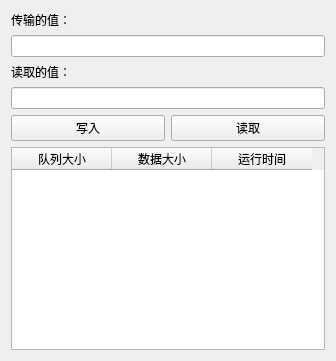
Old version of the form Process/MessageQueuesB.ui in the repository 3737cc/C-C--.
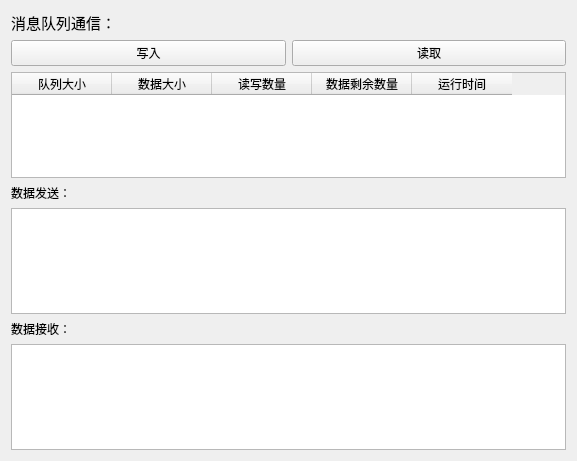
New version of the form.

What changed in the file:
```diff
--- a/Process/MessageQueuesB.ui
+++ b/Process/MessageQueuesB.ui
@@ -6,8 +6,8 @@
    <rect>
     <x>0</x>
     <y>0</y>
-    <width>336</width>
-    <height>361</height>
+    <width>577</width>
+    <height>461</height>
    </rect>
   </property>
   <property name="windowTitle">
@@ -16,25 +16,17 @@
   <widget class="QWidget" name="centralWidget">
    <layout class="QVBoxLayout" name="verticalLayout">
     <item>
-     <widget class="QLabel" name="valueInputLabel">
-      <property name="text">
-       <string>传输的值：</string>
+     <widget class="QLabel" name="label">
+      <property name="font">
+       <font>
+        <pointsize>11</pointsize>
+       </font>
       </property>
-     </widget>
-    </item>
-    <item>
-     <widget class="QLineEdit" name="valueInput"/>
-    </item>
-    <item>
-     <widget class="QLabel" name="valueOutputLabel">
       <property name="text">
-       <string>读取的值：</string>
+       <string>消息队列通信：</string>
       </property>
      </widget>
     </item>
-    <item>
-     <widget class="QLineEdit" name="valueOutput"/>
-    </item>
     <item>
      <layout class="QHBoxLayout" name="horizontalLayout">
       <item>
@@ -59,19 +51,64 @@
        <property name="text">
         <string>队列大小</string>
        </property>
+       <property name="textAlignment">
+        <set>AlignCenter</set>
+       </property>
       </column>
       <column>
        <property name="text">
         <string>数据大小</string>
        </property>
+       <property name="textAlignment">
+        <set>AlignCenter</set>
+       </property>
+      </column>
+      <column>
+       <property name="text">
+        <string>读写数量</string>
+       </property>
+       <property name="textAlignment">
+        <set>AlignCenter</set>
+       </property>
+      </column>
+      <column>
+       <property name="text">
+        <string>数据剩余数量</string>
+       </property>
+       <property name="textAlignment">
+        <set>AlignCenter</set>
+       </property>
       </column>
       <column>
        <property name="text">
         <string>运行时间</string>
        </property>
+       <property name="textAlignment">
+        <set>AlignCenter</set>
+       </property>
       </column>
      </widget>
     </item>
+    <item>
+     <widget class="QLabel" name="valueInputLabel">
+      <property name="text">
+       <string>数据发送：</string>
+      </property>
+     </widget>
+    </item>
+    <item>
+     <widget class="QPlainTextEdit" name="writePlainTextEdit"/>
+    </item>
+    <item>
+     <widget class="QLabel" name="valueOutputLabel">
+      <property name="text">
+       <string>数据接收：</string>
+      </property>
+     </widget>
+    </item>
+    <item>
+     <widget class="QPlainTextEdit" name="readPlainTextEdit"/>
+    </item>
    </layout>
   </widget>
  </widget>
```
